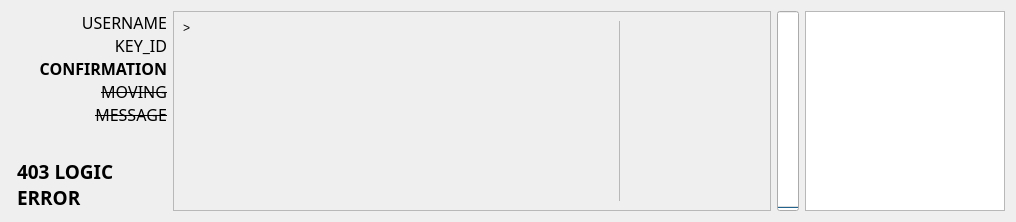
leirimnad/robot_server, file robot_server/gui/resources/thread_widget.ui: the form before one commit.
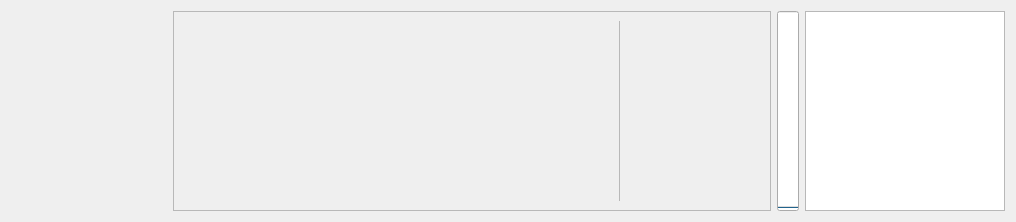
The form after the commit.

Commit message: add categories to thread widget

Patch:
```diff
--- a/robot_server/gui/resources/thread_widget.ui
+++ b/robot_server/gui/resources/thread_widget.ui
@@ -16,6 +16,12 @@
     <height>0</height>
    </size>
   </property>
+  <property name="maximumSize">
+   <size>
+    <width>16777215</width>
+    <height>220</height>
+   </size>
+  </property>
   <property name="windowTitle">
    <string>Form</string>
   </property>
@@ -31,131 +37,13 @@
         <number>6</number>
        </property>
        <item>
-        <layout class="QVBoxLayout" name="statesLayout" stretch="0,0,0,0,0,0">
+        <layout class="QVBoxLayout" name="categoriesLayout" stretch="0">
          <property name="spacing">
           <number>0</number>
          </property>
          <property name="sizeConstraint">
           <enum>QLayout::SetDefaultConstraint</enum>
          </property>
-         <item>
-          <widget class="QLabel" name="label">
-           <property name="font">
-            <font>
-             <family>Dubai</family>
-             <pointsize>12</pointsize>
-             <italic>false</italic>
-             <bold>false</bold>
-             <strikeout>false</strikeout>
-            </font>
-           </property>
-           <property name="cursor">
-            <cursorShape>PointingHandCursor</cursorShape>
-           </property>
-           <property name="text">
-            <string>USERNAME</string>
-           </property>
-           <property name="alignment">
-            <set>Qt::AlignRight|Qt::AlignTrailing|Qt::AlignVCenter</set>
-           </property>
-          </widget>
-         </item>
-         <item>
-          <widget class="QLabel" name="label_2">
-           <property name="font">
-            <font>
-             <family>Dubai</family>
-             <pointsize>12</pointsize>
-             <italic>false</italic>
-             <bold>false</bold>
-             <strikeout>false</strikeout>
-            </font>
-           </property>
-           <property name="cursor">
-            <cursorShape>PointingHandCursor</cursorShape>
-           </property>
-           <property name="text">
-            <string>KEY_ID</string>
-           </property>
-           <property name="alignment">
-            <set>Qt::AlignRight|Qt::AlignTrailing|Qt::AlignVCenter</set>
-           </property>
-          </widget>
-         </item>
-         <item>
-          <widget class="QLabel" name="label_3">
-           <property name="font">
-            <font>
-             <family>Dubai</family>
-             <pointsize>12</pointsize>
-             <bold>true</bold>
-             <strikeout>false</strikeout>
-            </font>
-           </property>
-           <property name="cursor">
-            <cursorShape>PointingHandCursor</cursorShape>
-           </property>
-           <property name="text">
-            <string>CONFIRMATION</string>
-           </property>
-           <property name="alignment">
-            <set>Qt::AlignRight|Qt::AlignTrailing|Qt::AlignVCenter</set>
-           </property>
-          </widget>
-         </item>
-         <item>
-          <widget class="QLabel" name="label_4">
-           <property name="font">
-            <font>
-             <family>Dubai</family>
-             <pointsize>12</pointsize>
-             <bold>false</bold>
-             <strikeout>true</strikeout>
-             <kerning>false</kerning>
-            </font>
-           </property>
-           <property name="cursor">
-            <cursorShape>PointingHandCursor</cursorShape>
-           </property>
-           <property name="text">
-            <string>MOVING</string>
-           </property>
-           <property name="alignment">
-            <set>Qt::AlignRight|Qt::AlignTrailing|Qt::AlignVCenter</set>
-           </property>
-          </widget>
-         </item>
-         <item>
-          <widget class="QLabel" name="label_5">
-           <property name="sizePolicy">
-            <sizepolicy hsizetype="Minimum" vsizetype="Minimum">
-             <horstretch>0</horstretch>
-             <verstretch>0</verstretch>
-            </sizepolicy>
-           </property>
-           <property name="font">
-            <font>
-             <family>Dubai</family>
-             <pointsize>12</pointsize>
-             <bold>false</bold>
-             <strikeout>true</strikeout>
-             <kerning>false</kerning>
-            </font>
-           </property>
-           <property name="cursor">
-            <cursorShape>PointingHandCursor</cursorShape>
-           </property>
-           <property name="text">
-            <string>MESSAGE</string>
-           </property>
-           <property name="scaledContents">
-            <bool>false</bool>
-           </property>
-           <property name="alignment">
-            <set>Qt::AlignRight|Qt::AlignTrailing|Qt::AlignVCenter</set>
-           </property>
-          </widget>
-         </item>
          <item>
           <spacer name="verticalSpacer">
            <property name="orientation">
@@ -186,7 +74,7 @@
             </font>
            </property>
            <property name="text">
-            <string>403 LOGIC ERROR</string>
+            <string/>
            </property>
            <property name="wordWrap">
             <bool>true</bool>
@@ -244,22 +132,14 @@
              <item>
               <layout class="QVBoxLayout" name="incomingMessagesLayout" stretch="0,0">
                <item>
-                <layout class="QHBoxLayout" name="horizontalLayout_2" stretch="0,1">
-                 <item>
-                  <widget class="QLabel" name="label_6">
-                   <property name="text">
-                    <string>&gt;</string>
-                   </property>
-                  </widget>
-                 </item>
-                 <item>
-                  <widget class="QLabel" name="incomingMessageLabel">
-                   <property name="text">
-                    <string/>
-                   </property>
-                  </widget>
-                 </item>
-                </layout>
+                <widget class="QLabel" name="incomingMessageLabel">
+                 <property name="styleSheet">
+                  <string notr="true">QLabel { color : grey; }</string>
+                 </property>
+                 <property name="text">
+                  <string/>
+                 </property>
+                </widget>
                </item>
                <item>
                 <spacer name="verticalSpacer_2">
```
The commit also changes 7 other files.
